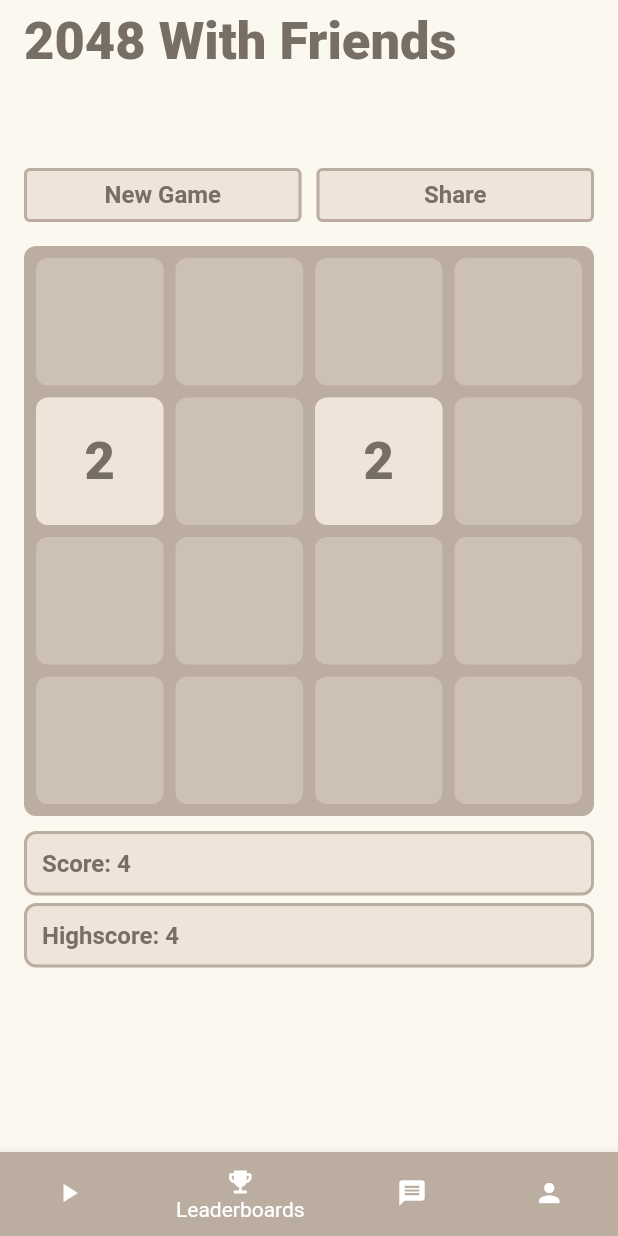
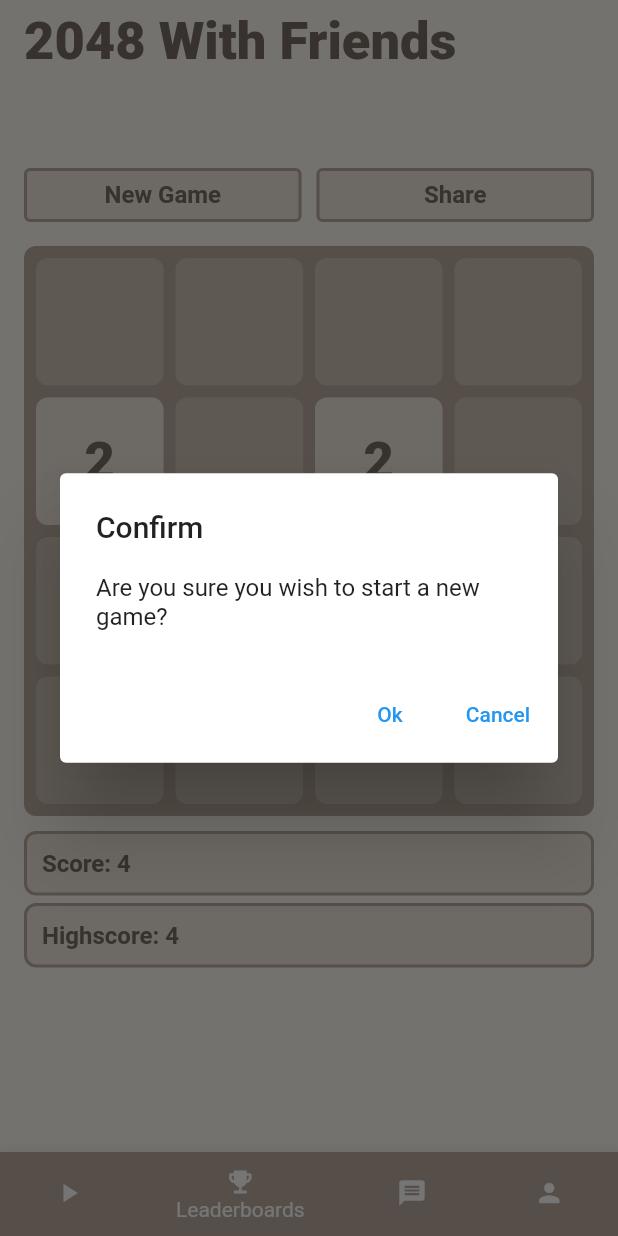
Before and after one commit to HarryLiu4154/2048, a Flutter app: the screen it shows after launch, item 2 of the bottom bar chosen, after a tap on "New Game", on a phone screen of 412 x 824 dp. Run offline on Flutter 3.47's test engine with Material 2 defaults, Android fonts, the phone set to English and light mode, and no system bars.

Commit message:
reset game button

```diff
--- a/lib/main.dart
+++ b/lib/main.dart
@@ -49,9 +49,9 @@ class _GameState extends State<Game> with SingleTickerProviderStateMixin {
   late AnimationController _controller;
 
   // outside is y axis, inside is x axis
-  final List<List<Tile>> _grid =
+  List<List<Tile>> _grid =
       List.generate(4, (y) => List.generate(4, (x) => Tile(x, y, 0)));
-  final List<Tile> _toAdd = [];
+  List<Tile> _toAdd = [];
 
   // flattening a list of lists, turning into 1D
   Iterable<Tile> get _flatGrid => _grid.expand((element) => element);
@@ -59,6 +59,8 @@ class _GameState extends State<Game> with SingleTickerProviderStateMixin {
   // grid as a list of columns for swiping implementation
   Iterable<List<Tile>> get _columns =>
       List.generate(4, (x) => List.generate(4, (y) => _grid[y][x]));
+
+  Iterable<Tile> get _allTiles => [_flatGrid, _toAdd].expand((element) => element);
 
   late final List<BottomNavigationBarItem> bnbItems;
   int _currentIndex = 0;
@@ -106,59 +108,6 @@ class _GameState extends State<Game> with SingleTickerProviderStateMixin {
     }
   }
 
-  @override
-  Widget build(BuildContext context) {
-    // adding some space between grid and edge of screen
-    double gridSize = MediaQuery.of(context).size.width - (16.0 * 2);
-    double tileSize = (gridSize - (4.0 * 2)) / 4.0;
-
-    List<Widget> stackItems = [];
-    stackItems.addAll(_flatGrid.map((e) => Positioned(
-          left: e.x * tileSize,
-          top: e.y * tileSize,
-          width: tileSize,
-          height: tileSize,
-          child: Center(
-              child: Container(
-            width: tileSize - 4.0 * 2,
-            height: tileSize - 4.0 * 2,
-            decoration: BoxDecoration(
-                borderRadius: BorderRadius.circular(8.0),
-                color: emptyTileColor),
-          )),
-        )));
-
-    stackItems.addAll([_flatGrid, _toAdd]
-        .expand((element) => element)
-        .map((e) => AnimatedBuilder(
-            animation: _controller,
-            builder: (context, child) => e.animatedValue.value == 0
-                ? const SizedBox()
-                : Positioned(
-                    left: e.animatedX.value * tileSize,
-                    top: e.animatedY.value * tileSize,
-                    width: tileSize,
-                    height: tileSize,
-                    child: Center(
-                        child: Container(
-                      width: (tileSize - 4.0 * 2) * e.scale.value,
-                      height: (tileSize - 4.0 * 2) * e.scale.value,
-                      decoration: BoxDecoration(
-                          borderRadius: BorderRadius.circular(8.0),
-                          color: numTileColor[e.animatedValue.value]),
-                      child: Center(
-                        child: Text("${e.animatedValue.value}",
-                            style: TextStyle(
-                              color: e.animatedValue.value <= 4
-                                  ? tileTextColor
-                                  : Colors.white,
-                              fontSize: 35,
-                              fontWeight: FontWeight.w900,
-                            )),
-                      ),
-                    )),
-                  ))));
-
   bool canSwipe(List<Tile> tiles) {
     for (int i = 0; i < tiles.length; ++i) {
       // if there is an empty spot
@@ -168,9 +117,8 @@ class _GameState extends State<Game> with SingleTickerProviderStateMixin {
           return true;
         }
       } else {
-          Tile? nextNonZero = tiles
-              .skip(i + 1)
-              .firstWhereOrNull((element) => element.value != 0);
+        Tile? nextNonZero =
+            tiles.skip(i + 1).firstWhereOrNull((element) => element.value != 0);
 
         // check this later
         // tiles can merge
@@ -183,15 +131,16 @@ class _GameState extends State<Game> with SingleTickerProviderStateMixin {
   }
 
   bool canSwipeUp() => _columns.any(canSwipe);
-    bool canSwipeDown() =>
-        _columns.map((e) => e.reversed.toList()).any(canSwipe);
+
+  bool canSwipeDown() => _columns.map((e) => e.reversed.toList()).any(canSwipe);
+
   bool canSwipeLeft() => _grid.any(canSwipe);
+
   bool canSwipeRight() => _grid.map((e) => e.reversed.toList()).any(canSwipe);
 
   // find empty spaces to add a new tile in, tile can be 2 or 4
   void addNewTile() {
-      List<Tile> empty =
-          _flatGrid.where((element) => element.value == 0).toList();
+    List<Tile> empty = _flatGrid.where((element) => element.value == 0).toList();
     empty.shuffle();
 
     var rng = Random();
@@ -200,8 +149,7 @@ class _GameState extends State<Game> with SingleTickerProviderStateMixin {
     _currentScore += newTileNum;
 
     // calling constructor and then appear animation
-      _toAdd.add(
-          Tile(empty.first.x, empty.first.y, newTileNum)..appear(_controller));
+    _toAdd.add(Tile(empty.first.x, empty.first.y, newTileNum)..appear(_controller));
   }
 
   void doSwipe(void Function() swipeDirectionFunction) {
@@ -257,11 +205,102 @@ class _GameState extends State<Game> with SingleTickerProviderStateMixin {
   }
 
   void swipeUp() => _columns.forEach(mergeTiles);
+
   void swipeDown() =>
       _columns.map((e) => e.reversed.toList()).forEach(mergeTiles);
+
   void swipeLeft() => _grid.forEach(mergeTiles);
+
   void swipeRight() =>
       _grid.map((e) => e.reversed.toList()).forEach(mergeTiles);
+
+  void resetGame() {
+    setState(() {
+      _flatGrid.forEach((t) {
+        t.value = 0;
+        t.resetAnimations();
+      });
+      _toAdd.clear();
+      addNewTile();
+      addNewTile();
+      _controller.forward(from: 0);
+    });
+  }
+
+  void confirmResetGame(BuildContext context) {
+    var alertDialog = AlertDialog(
+      title: Text("Confirm"),
+      content: Text("Are you sure you wish to start a new game?"),
+      actions: [
+        TextButton(
+            onPressed: () {
+              resetGame();
+              Navigator.pop(context);
+            },
+            child: const Text("Ok")),
+        TextButton(onPressed: () {Navigator.pop(context);}, child: const Text("Cancel"))
+      ],
+    );
+
+    showDialog(
+        context: context,
+        builder: (BuildContext context) {
+          return alertDialog;
+        });
+  }
+
+  @override
+  Widget build(BuildContext context) {
+    // adding some space between grid and edge of screen
+    double gridSize = MediaQuery.of(context).size.width - (16.0 * 2);
+    double tileSize = (gridSize - (4.0 * 2)) / 4.0;
+
+    List<Widget> stackItems = [];
+    stackItems.addAll(_flatGrid.map((e) => Positioned(
+          left: e.x * tileSize,
+          top: e.y * tileSize,
+          width: tileSize,
+          height: tileSize,
+          child: Center(
+              child: Container(
+            width: tileSize - 4.0 * 2,
+            height: tileSize - 4.0 * 2,
+            decoration: BoxDecoration(
+                borderRadius: BorderRadius.circular(8.0),
+                color: emptyTileColor),
+          )),
+        )));
+
+    stackItems.addAll([_flatGrid, _toAdd].expand((element) => element).map((e) => AnimatedBuilder(
+      animation: _controller,
+      builder: (context, child) => e.animatedValue.value == 0 ? const SizedBox() : Positioned(
+        left: e.animatedX.value * tileSize,
+        top: e.animatedY.value * tileSize,
+        width: tileSize,
+        height: tileSize,
+          child: Center(
+              child: Container(
+                width: (tileSize - 4.0 * 2) * e.scale.value,
+                height: (tileSize - 4.0 * 2) * e.scale.value,
+                decoration: BoxDecoration(
+                  borderRadius: BorderRadius.circular(8.0),
+                  color: numTileColor[e.animatedValue.value]
+                ),
+                child: Center(
+                  child: Text("${e.animatedValue.value}",
+                  style: TextStyle(
+                    color: e.animatedValue.value <= 4 ? tileTextColor : Colors.white,
+                    fontSize: 35,
+                    fontWeight: FontWeight.w900,
+                    )
+                  ),
+                ),
+              )
+            ),
+          )
+        )
+      )
+    );
 
     return Scaffold(
       appBar: AppBar(
@@ -297,7 +336,9 @@ class _GameState extends State<Game> with SingleTickerProviderStateMixin {
                           fontSize: 16,
                           fontWeight: FontWeight.bold),
                     ),
-                      onPressed: () {},
+                    onPressed: () {
+                      confirmResetGame(context);
+                    },
                   ),
                 ),
                 const SizedBox(width: 10.0),
@@ -358,12 +399,12 @@ class _GameState extends State<Game> with SingleTickerProviderStateMixin {
                 child: Center(
                   child: Container(
                     width: gridSize,
-                      padding: const EdgeInsets.only(top: 10.0, bottom: 10.0, left: 10.0),
+                    padding: const EdgeInsets.only(
+                        top: 10.0, bottom: 10.0, left: 10.0),
                     decoration: BoxDecoration(
                         border: Border.all(color: gridColor, width: 2.0),
                         borderRadius: BorderRadius.circular(8.0),
-                        color: tempC
-                      ),
+                        color: tempC),
                     child: Text(
                       "Score: " + _currentScore.toString(),
                       style: const TextStyle(
@@ -383,12 +424,12 @@ class _GameState extends State<Game> with SingleTickerProviderStateMixin {
                 child: Center(
                   child: Container(
                     width: gridSize,
-                      padding: const EdgeInsets.only(top: 10.0, bottom: 10.0, left: 10.0),
+                    padding: const EdgeInsets.only(
+                        top: 10.0, bottom: 10.0, left: 10.0),
                     decoration: BoxDecoration(
                         border: Border.all(color: gridColor, width: 2.0),
                         borderRadius: BorderRadius.circular(8.0),
-                        color: tempC
-                      ),
+                        color: tempC),
                     child: Text(
                       "Highscore: " + _currentScore.toString(),
                       style: const TextStyle(
@@ -413,23 +454,19 @@ class _GameState extends State<Game> with SingleTickerProviderStateMixin {
           BottomNavigationBarItem(
               icon: Icon(Icons.play_arrow),
               label: "Game",
-              backgroundColor: gridColor
-            ),
+              backgroundColor: gridColor),
           BottomNavigationBarItem(
               icon: Icon(Icons.emoji_events),
               label: "Leaderboards",
-                backgroundColor: gridColor
-            ),
+              backgroundColor: gridColor),
           BottomNavigationBarItem(
               icon: Icon(Icons.message),
               label: "Friends",
-                backgroundColor: gridColor
-            ),
+              backgroundColor: gridColor),
           BottomNavigationBarItem(
               icon: Icon(Icons.person),
               label: "Profile",
-                backgroundColor: gridColor
-            ),
+              backgroundColor: gridColor),
         ],
         onTap: (index) {
           setState(() {
```
Lines whose indentation alone changed are shown as unchanged.
